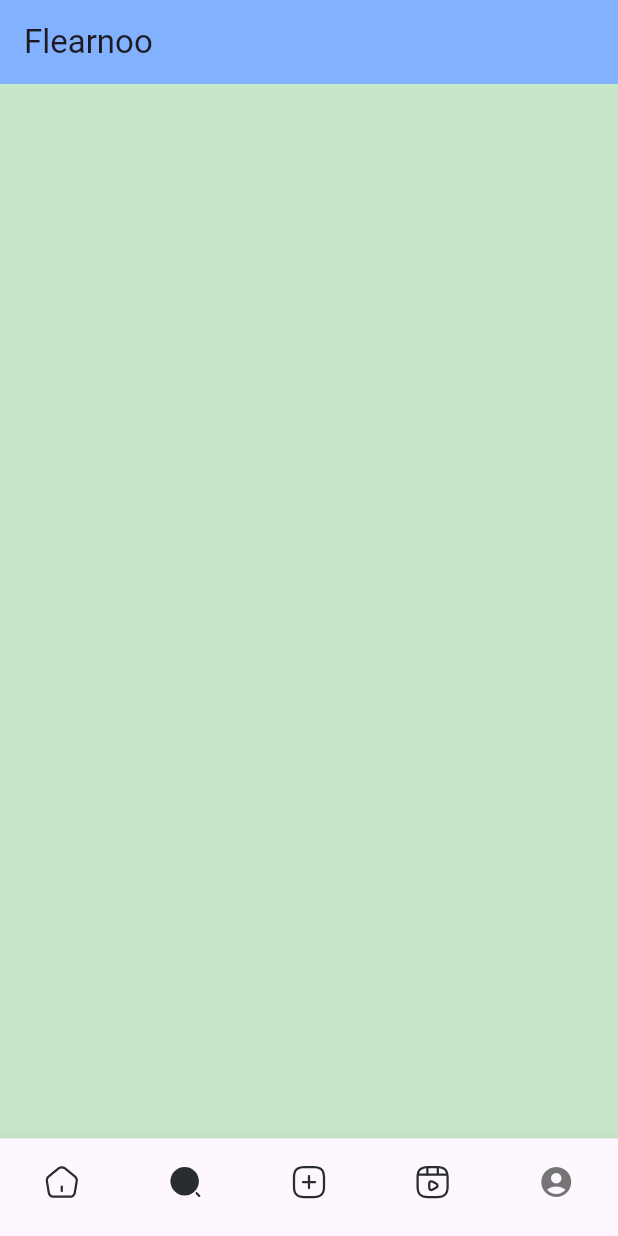
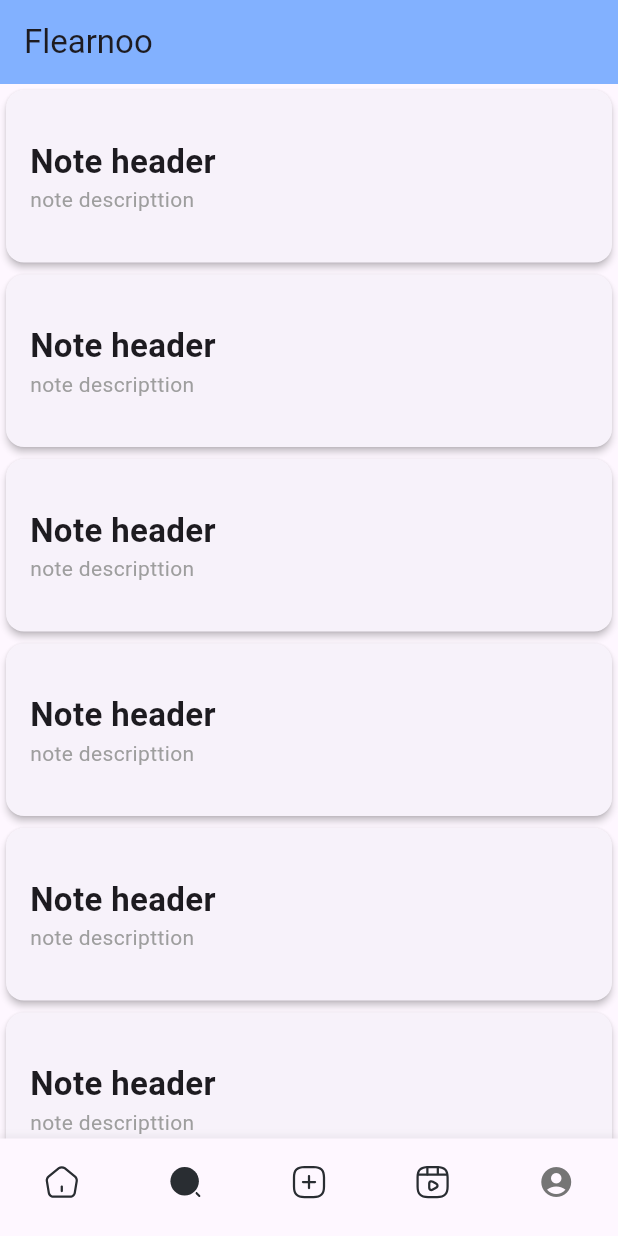
Before and after one commit to HIRWA13/flutter-playground, a Flutter app: the screen it shows after launch, item 2 of the bottom bar chosen, on a phone screen of 412 x 824 dp. Run offline on Flutter 3.47's test engine with Material 3 defaults, Android fonts, the phone set to English and light mode, and no system bars; our stand-ins replace flutter_svg; network calls fail.

```diff
--- a/lib/bottom_navigation.dart
+++ b/lib/bottom_navigation.dart
@@ -1,4 +1,5 @@
 import 'package:flearno/pages/homepage.dart';
+import 'package:flearno/pages/notespage.dart';
 import 'package:flutter/material.dart';
 import 'package:flutter_svg/svg.dart';
 
@@ -14,7 +15,7 @@ class _BottomNavigationState extends State<BottomNavigation> {
 
   final List<Widget> _pages = [
     const HomePage(),
-    Container(color: Colors.green[100]),
+    const NotesPage(),
     Container(color: Colors.blue[100]),
     Container(color: Colors.orange[100]),
     Container(color: Colors.purple[100]),
--- a/lib/pages/homepage.dart
+++ b/lib/pages/homepage.dart
@@ -21,10 +21,10 @@ class HomePage extends StatelessWidget {
           child: FadeInImage.assetNetwork(
             placeholder: "assets/images/placeholder.jpg",
             image:
-                "https://images.pexels.com/photos/4835419/pexels-photo-4835419.jpeg?auto=compress&cs=tinysrgb&w=1260&h=750&dpr=2",
+                "https://images.pexels.com/photos/170811/pexels-photo-170811.jpeg?auto=compress&cs=tinysrgb&w=1260&h=750&dpr=2",
             fit: BoxFit.cover,
           ),
-        )
+        ),
       ],
     );
   }
--- /dev/null
+++ b/lib/pages/notespage.dart
@@ -0,0 +1,32 @@
+import 'dart:math';
+
+import 'package:flutter/material.dart';
+
+class NotesPage extends StatelessWidget {
+  const NotesPage({super.key});
+
+  @override
+  Widget build(BuildContext context) {
+    return ListView.builder(
+      itemBuilder: (context, index) {
+        return const Card(
+          elevation: 2,
+          child: Padding(
+            padding: EdgeInsets.only(top: 32, bottom: 32, left: 16, right: 16),
+            child: Column(
+              crossAxisAlignment: CrossAxisAlignment.start,
+              children: <Widget>[
+                Text(
+                  "Note header",
+                  style: TextStyle(fontSize: 22, fontWeight: FontWeight.bold),
+                ),
+                Text("note descripttion", style: TextStyle(color: Colors.grey))
+              ],
+            ),
+          ),
+        );
+      },
+      itemCount: 49,
+    );
+  }
+}
```
Also changed, not shown: lib/entties/user.dart (added, +10 -0 lines).
